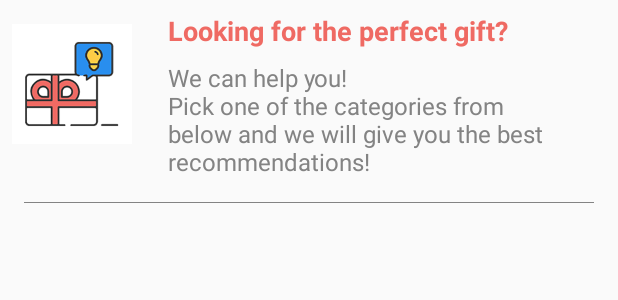
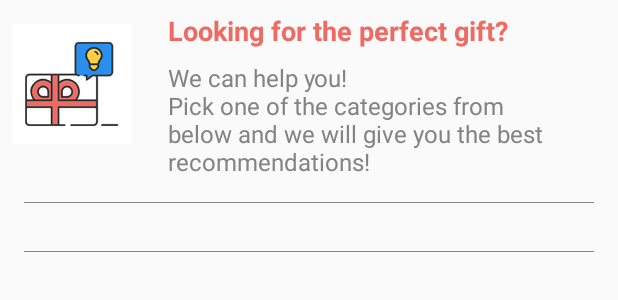
Before and after one commit to DDsix/hackathon_2018, an Android app: the layout item_gift_finder.xml on its own in the app's theme, with its tools: preview values and no code run, on a phone screen of 412 x 824 dp. Shown: the top 300 px of the screen. Run offline under Robolectric (Android 15) with nearby library versions, the phone set to English and light mode, and no system bars.

```diff
--- a/app/src/main/res/layout/item_gift_finder.xml
+++ b/app/src/main/res/layout/item_gift_finder.xml
@@ -53,6 +53,13 @@
             android:background="@color/grey"
             android:layout_below="@+id/tvSeeAllProducts"
             android:layout_margin="16dp"/>
+    <View
+            android:id="@+id/separator2"
+            android:layout_width="match_parent"
+            android:layout_height="0.3dp"
+            android:background="@color/grey"
+            android:layout_below="@+id/rvRecommendationProducts"
+            android:layout_margin="16dp"/>
 
 
 </RelativeLayout>
--- /dev/null
+++ b/app/src/main/res/layout/item_wishlist_gift_recommendation.xml
@@ -0,0 +1,5 @@
+<?xml version="1.0" encoding="utf-8"?>
+<com.example.danielpopovici.giftfinder.GiftFinderView
+        xmlns:android="http://schemas.android.com/apk/res/android"
+        android:layout_width="wrap_content"
+        android:layout_height="wrap_content"/>
```
Also changed, not shown: app/src/main/java/com/example/danielpopovici/giftfinder/MockApi.kt (+5 -6 lines), app/src/main/java/com/example/danielpopovici/giftfinder/WishlistSocialFriendsAdapter.kt (+26 -6 lines), app/src/main/res/layout/fragment_social_friends_listing.xml (+4 -9 lines).
